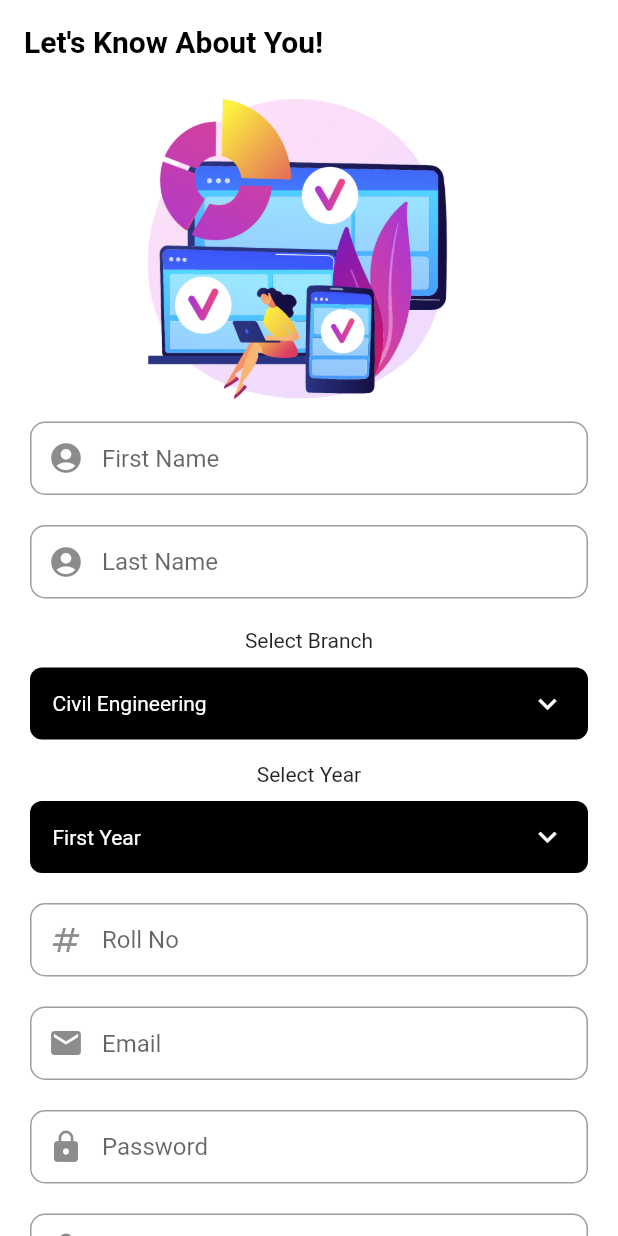
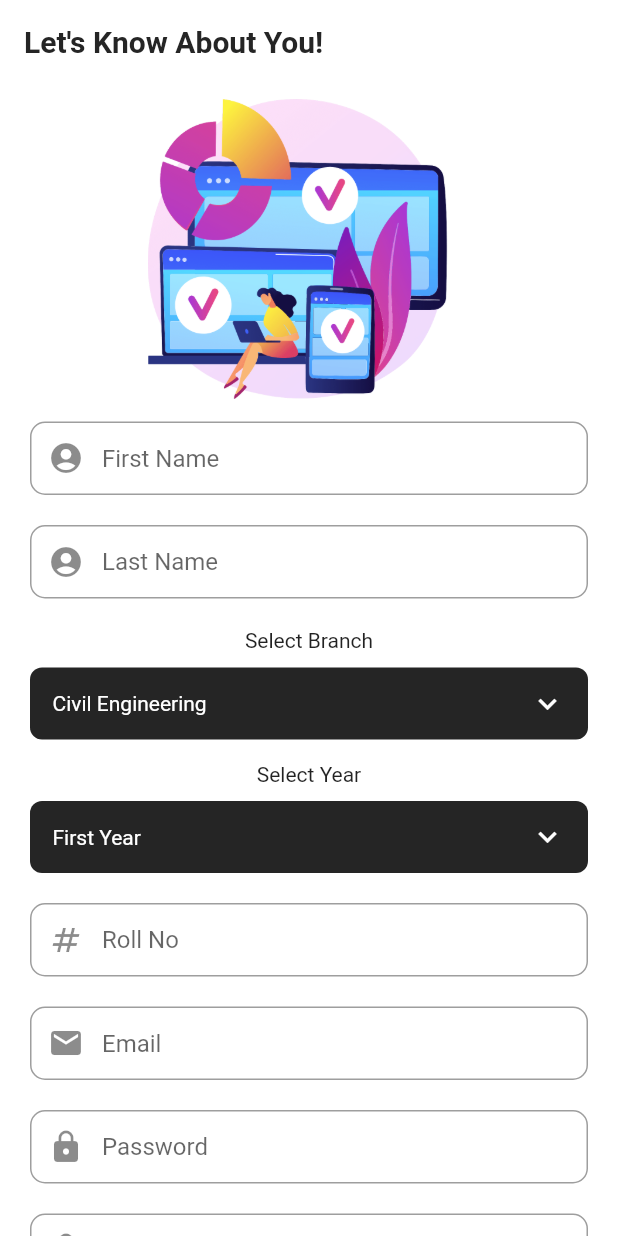
Before and after one commit to MogaPreet/CollegeManagement, a Flutter app: the TeacherHome screen opened directly, after a tap on the "logout" icon, after a tap on "Sign up", on a phone screen of 412 x 824 dp. Run offline on Flutter 3.47's test engine with Material 2 defaults, Android fonts, the phone set to English and light mode, and no system bars; our stand-ins replace bottom_navy_bar, cloud_firestore, file_picker, firebase_auth, firebase_core, firebase_messaging and 7 more; accounts and stored records are empty; project files that could hold a hidden picture were left out.

Commit message:
Added some color changes and ui improvemnets

```diff
--- a/lib/screens/Teacher/home.dart
+++ b/lib/screens/Teacher/home.dart
@@ -97,7 +97,7 @@ class _TeacherHomeState extends State<TeacherHome> {
         showElevation: true,
         itemCornerRadius: 24,
         curve: Curves.easeIn,
-        backgroundColor: Colors.black,
+        backgroundColor: Color.fromARGB(255, 37, 37, 37),
         onItemSelected: (index) {
           if (mounted) setState(() => _currentIndex = index);
         },
@@ -105,32 +105,31 @@ class _TeacherHomeState extends State<TeacherHome> {
           BottomNavyBarItem(
             icon: const Icon(Icons.apps),
             title: const Text('Subjects'),
-            activeColor: Colors.red,
+            activeColor: Colors.white,
             textAlign: TextAlign.center,
           ),
           BottomNavyBarItem(
             icon: const Icon(Icons.people),
             title: const Text('Students'),
-            activeColor: Colors.purpleAccent,
+            activeColor: Colors.white,
             textAlign: TextAlign.center,
           ),
           BottomNavyBarItem(
-            icon: const Icon(Icons.message),
-            title: const Text(
-              'Messages test for mes teset test test ',
-            ),
-            activeColor: Colors.pink,
+            icon: const Icon(Icons.note_rounded),
+            title: const Text('Assignments'),
+            activeColor: Colors.white,
             textAlign: TextAlign.center,
           ),
           BottomNavyBarItem(
             icon: const Icon(Icons.settings),
             title: const Text('Settings'),
-            activeColor: Colors.blue,
+            activeColor: Colors.white,
             textAlign: TextAlign.center,
           ),
         ],
       ),
       floatingActionButton: FloatingActionButton.extended(
+        backgroundColor: const Color.fromARGB(255, 37, 37, 37),
         onPressed: () {
           Navigator.push(
             context,
@@ -145,7 +144,7 @@ class _TeacherHomeState extends State<TeacherHome> {
       ),
       appBar: AppBar(
         centerTitle: true,
-        backgroundColor: Colors.black87,
+        backgroundColor: Color.fromARGB(255, 37, 37, 37),
         actions: [
           IconButton(
             onPressed: () {
@@ -300,7 +299,7 @@ class _ShowSubjectState extends ConsumerState<ShowSubject> {
                       subject.subjects![index],
                       textAlign: TextAlign.center,
                       style: const TextStyle(
-                        color: Colors.black,
+                        color: Color.fromARGB(255, 37, 37, 37),
                         fontSize: 14,
                       ),
                     ),
--- a/lib/screens/signup.dart
+++ b/lib/screens/signup.dart
@@ -38,7 +38,8 @@ class ForDse extends ConsumerWidget {
         ),
         DecoratedBox(
           decoration: BoxDecoration(
-              color: Colors.black, borderRadius: BorderRadius.circular(8)),
+              color: Color.fromARGB(255, 37, 37, 37),
+              borderRadius: BorderRadius.circular(8)),
           child: Padding(
             padding: const EdgeInsets.only(left: 15, right: 15),
             child: DropdownButton(
@@ -49,7 +50,7 @@ class ForDse extends ConsumerWidget {
               underline: Container(),
               borderRadius: BorderRadius.circular(2),
               isExpanded: true,
-              dropdownColor: Colors.black,
+              dropdownColor: Color.fromARGB(255, 37, 37, 37),
               // Down Arrow Icon
 
               icon: const Icon(
@@ -159,7 +160,8 @@ class _registrationState extends ConsumerState<registration> {
         ),
         DecoratedBox(
           decoration: BoxDecoration(
-              color: Colors.black, borderRadius: BorderRadius.circular(8)),
+              color: Color.fromARGB(255, 37, 37, 37),
+              borderRadius: BorderRadius.circular(8)),
           child: Padding(
             padding: const EdgeInsets.only(left: 15, right: 15),
             child: DropdownButton(
@@ -170,7 +172,7 @@ class _registrationState extends ConsumerState<registration> {
               underline: Container(),
               borderRadius: BorderRadius.circular(2),
               isExpanded: true,
-              dropdownColor: Colors.black,
+              dropdownColor: Color.fromARGB(255, 37, 37, 37),
               // Down Arrow Icon
 
               icon: const Icon(
@@ -388,7 +390,7 @@ class _registrationState extends ConsumerState<registration> {
           "Let's Know About You!",
           style: TextStyle(
             fontWeight: FontWeight.bold,
-            color: Colors.black,
+            color: Color.fromARGB(255, 37, 37, 37),
           ),
         ),
         scrolledUnderElevation: .1,
```
Also changed, not shown: lib/screens/Teacher/assignment.dart (+18 -15 lines), lib/screens/Teacher/notice.dart (+8 -6 lines), lib/screens/Teacher/show_assignment.dart (+52 -39 lines), lib/screens/teacher_signup.dart (+4 -4 lines).
